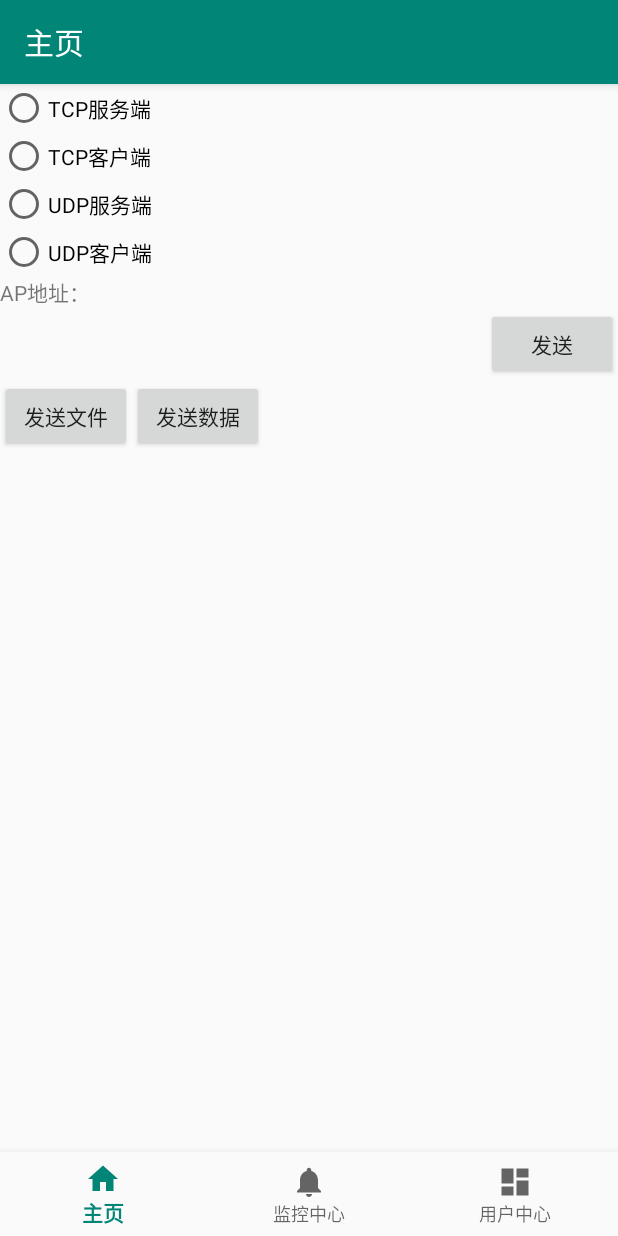
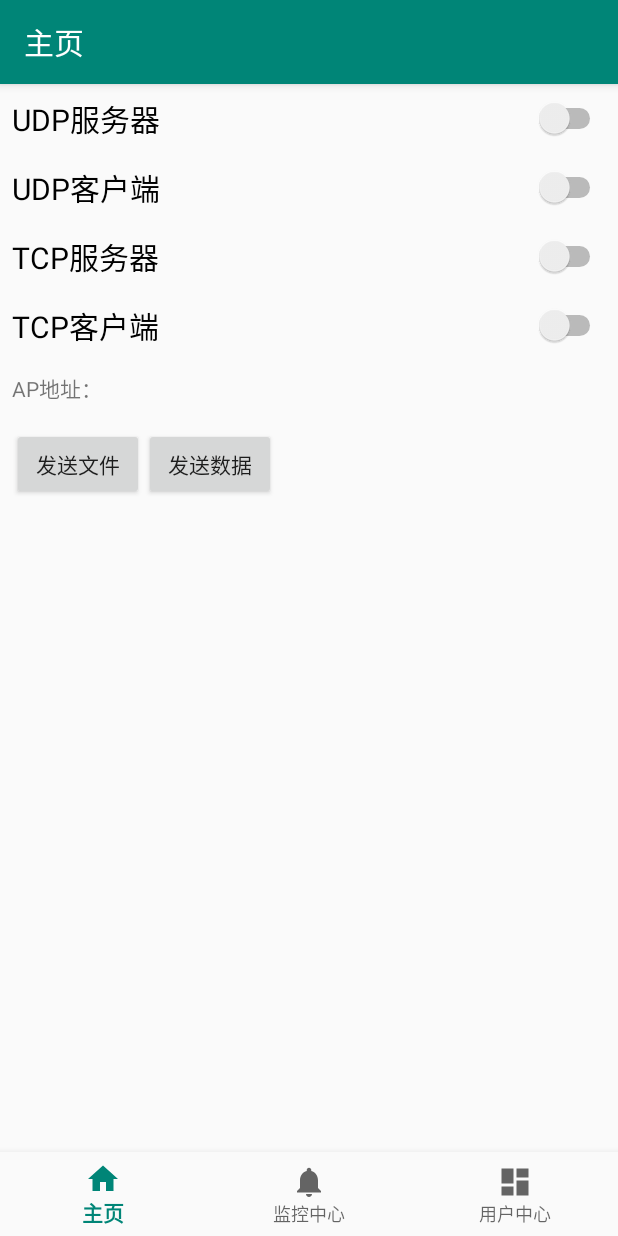
Before and after one commit to sume520/tunnelmonitoring, an Android app: the screen it shows after launch (MainActivity), on a phone screen of 412 x 824 dp. Run offline under Robolectric (Android 15) with nearby library versions, the phone set to English and light mode, and no system bars; our stand-ins replace EventBus; libraries missing offline, so code that uses them is left out: com.threshold.logger, pub.devrel.easypermissions; 1 statement that could not run was skipped.

Commit message:
change to tcp

```diff
--- a/app/src/main/java/com/sun/tunnelmonitoring/netty/client/tcp/TcpClientInitializer.kt
+++ b/app/src/main/java/com/sun/tunnelmonitoring/netty/client/tcp/TcpClientInitializer.kt
@@ -2,11 +2,14 @@ import io.netty.channel.ChannelHandlerContext
 import io.netty.channel.ChannelInboundHandlerAdapter
 import io.netty.channel.ChannelInitializer
 import io.netty.channel.socket.SocketChannel
+import io.netty.handler.codec.bytes.ByteArrayDecoder
+import io.netty.handler.codec.bytes.ByteArrayEncoder
 
 class TcpClientInitializer : ChannelInitializer<SocketChannel>() {
     override fun initChannel(p0: SocketChannel?) {
         var pipeline = p0!!.pipeline()
-        pipeline.addLast("encoder", FileInfoToBytesEncoder())
+        pipeline.addLast("encoder",ByteArrayEncoder())
+            .addLast("decoder",ByteArrayDecoder())
             .addLast("handler", TcpClientHandler())
 
     }
@@ -19,5 +22,4 @@ class TcpClientInitializer : ChannelInitializer<SocketChannel>() {
         }
     }
 
-
 }
--- a/app/src/main/res/layout/fragment_home.xml
+++ b/app/src/main/res/layout/fragment_home.xml
@@ -6,7 +6,7 @@
               android:orientation="vertical"
               tools:context=".HomeFragment">
 
-    <RadioGroup android:id="@+id/radio_netprotocal" android:layout_width="wrap_content"
+    <!-- <RadioGroup android:id="@+id/radio_netprotocal" android:layout_width="wrap_content"
                  android:layout_height="wrap_content">
          <RadioButton android:id="@+id/tcpserver" android:text="TCP服务端" android:layout_width="wrap_content"
                       android:layout_height="wrap_content"/>
@@ -16,33 +16,152 @@
                       android:layout_height="wrap_content"/>
          <RadioButton android:id="@+id/udpclient" android:text="UDP客户端" android:layout_width="wrap_content"
                       android:layout_height="wrap_content"/>
-    </RadioGroup>
+     </RadioGroup>-->
 
-    <LinearLayout android:layout_width="match_parent" android:layout_height="wrap_content">
-        <TextView android:layout_width="wrap_content" android:layout_height="wrap_content" android:text="AP地址："/>
-        <TextView android:id="@+id/tv_ap_address" android:layout_width="wrap_content"
+    <RelativeLayout
+            android:layout_width="match_parent"
+            android:layout_height="wrap_content"
+            android:layout_margin="8dp">
+
+        <TextView
+                android:layout_width="wrap_content"
+                android:layout_height="wrap_content"
+                android:text="UDP服务器"
+                android:textColor="#000000"
+                android:textSize="20dp"/>
+
+        <Switch
+                android:id="@+id/sw_udpserver"
+                android:layout_width="wrap_content"
+                android:layout_height="wrap_content"
+                android:layout_alignParentRight="true"
+                android:layout_centerInParent="true"/>
+    </RelativeLayout>
+
+    <RelativeLayout
+            android:layout_width="match_parent"
+            android:layout_height="wrap_content"
+            android:layout_margin="8dp">
+
+        <TextView
+                android:layout_width="wrap_content"
+                android:layout_height="wrap_content"
+                android:text="UDP客户端"
+                android:textColor="#000000"
+                android:textSize="20dp"/>
+
+        <Switch
+                android:id="@+id/sw_udpclient"
+                android:layout_width="wrap_content"
+                android:layout_height="wrap_content"
+                android:layout_alignParentRight="true"
+                android:layout_centerInParent="true"/>
+    </RelativeLayout>
+
+    <RelativeLayout
+            android:layout_width="match_parent"
+            android:layout_height="wrap_content"
+            android:layout_margin="8dp">
+
+        <TextView
+                android:layout_width="wrap_content"
+                android:layout_height="wrap_content"
+                android:text="TCP服务器"
+                android:textColor="#000000"
+                android:textSize="20dp"/>
+
+        <Switch
+                android:id="@+id/sw_tcpserver"
+                android:layout_width="wrap_content"
+                android:layout_height="wrap_content"
+                android:layout_alignParentRight="true"
+                android:layout_centerInParent="true"/>
+    </RelativeLayout>
+
+    <RelativeLayout
+            android:layout_width="match_parent"
+            android:layout_height="wrap_content"
+            android:layout_margin="8dp">
+
+        <TextView
+                android:layout_width="wrap_content"
+                android:layout_height="wrap_content"
+                android:text="TCP客户端"
+                android:textColor="#000000"
+                android:textSize="20dp"/>
+
+        <Switch
+                android:id="@+id/sw_tcpclient"
+                android:layout_width="wrap_content"
+                android:layout_height="wrap_content"
+                android:layout_alignParentRight="true"
+                android:layout_centerInParent="true"/>
+    </RelativeLayout>
+
+    <LinearLayout
+            android:layout_width="match_parent"
+            android:layout_height="wrap_content"
+            android:layout_margin="8dp">
+
+        <TextView
+                android:layout_width="wrap_content"
+                android:layout_height="wrap_content"
+                android:text="AP地址："/>
+
+        <TextView
+                android:id="@+id/tv_ap_address"
+                android:layout_width="wrap_content"
                 android:layout_height="wrap_content"/>
     </LinearLayout>
 
-    <LinearLayout android:layout_width="match_parent" android:layout_height="wrap_content"
+    <!--<LinearLayout
+            android:layout_width="match_parent"
+            android:layout_height="wrap_content"
             android:orientation="horizontal">
-        <EditText android:id="@+id/et_sendtext" android:layout_width="0dp" android:layout_weight="1"
-                  android:layout_height="wrap_content" android:visibility="invisible"/>
-        <Button android:id="@+id/send" android:text="发送" android:layout_width="wrap_content"
-                android:layout_height="wrap_content"/>
-    </LinearLayout>
-    <LinearLayout android:layout_width="match_parent" android:layout_height="wrap_content">
-        <Button android:id="@+id/bt_sendfile" android:layout_width="wrap_content" android:layout_height="wrap_content"
+
+        <EditText
+                android:id="@+id/et_sendtext"
+                android:layout_width="0dp"
+                android:layout_height="wrap_content"
+                android:layout_weight="1"
+                android:visibility="invisible"/>
+
+        <Button
+                android:id="@+id/send"
+                android:layout_width="wrap_content"
+                android:layout_height="wrap_content"
+                android:text="发送"/>
+    </LinearLayout>-->
+
+    <LinearLayout
+            android:layout_width="match_parent"
+            android:layout_height="wrap_content"
+            android:layout_margin="8dp">
+
+        <Button
+                android:id="@+id/bt_sendfile"
+                android:layout_width="wrap_content"
+                android:layout_height="wrap_content"
                 android:text="发送文件"/>
 
-        <Button android:id="@+id/bt_senddata" android:layout_width="wrap_content" android:layout_height="wrap_content"
+        <Button
+                android:id="@+id/bt_senddata"
+                android:layout_width="wrap_content"
+                android:layout_height="wrap_content"
                 android:text="发送数据"/>
 
     </LinearLayout>
 
-    <ScrollView android:layout_width="match_parent" android:layout_height="wrap_content" android:paddingBottom="32dp">
-        <TextView android:id="@+id/tv_rectext" android:layout_margin="4dp" android:layout_width="match_parent"
+    <ScrollView
+            android:layout_width="match_parent"
             android:layout_height="wrap_content"
+            android:paddingBottom="32dp">
+
+        <TextView
+                android:id="@+id/tv_rectext"
+                android:layout_width="match_parent"
+                android:layout_height="wrap_content"
+                android:layout_margin="4dp"
                 android:paddingBottom="32dp"/>
     </ScrollView>
 
```
Also changed, not shown: app/src/main/java/com/sun/tunnelmonitoring/HomeFragment.kt (+40 -8 lines), app/src/main/java/com/sun/tunnelmonitoring/netty/client/tcp/TcpClient.kt (+32 -11 lines), app/src/main/java/com/sun/tunnelmonitoring/netty/client/udp/UdpClient.kt (+14 -13 lines), app/src/main/java/com/sun/tunnelmonitoring/netty/server/tcp/TcpServer.kt (+28 -11 lines), app/src/main/java/com/sun/tunnelmonitoring/netty/server/tcp/TcpServerInitializer.kt (+18 -3 lines), app/src/main/java/com/sun/tunnelmonitoring/netty/server/udp/UDPServer.kt (+19 -13 lines), 1 other file. Lines whose indentation alone changed are shown as unchanged.
